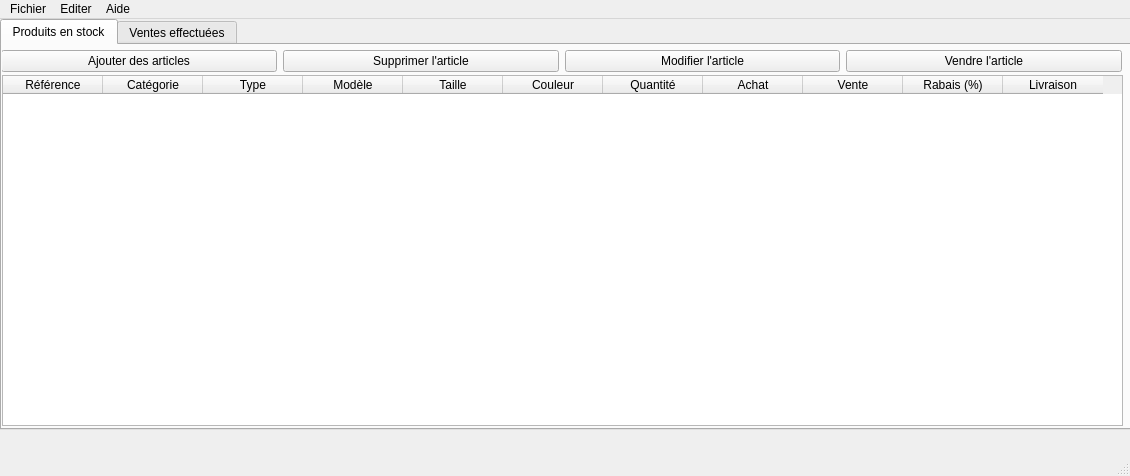
First picture: the form in GestionDeStock/mainwindow.ui, repository pawamoy/gestion-de-stock, before the edit.
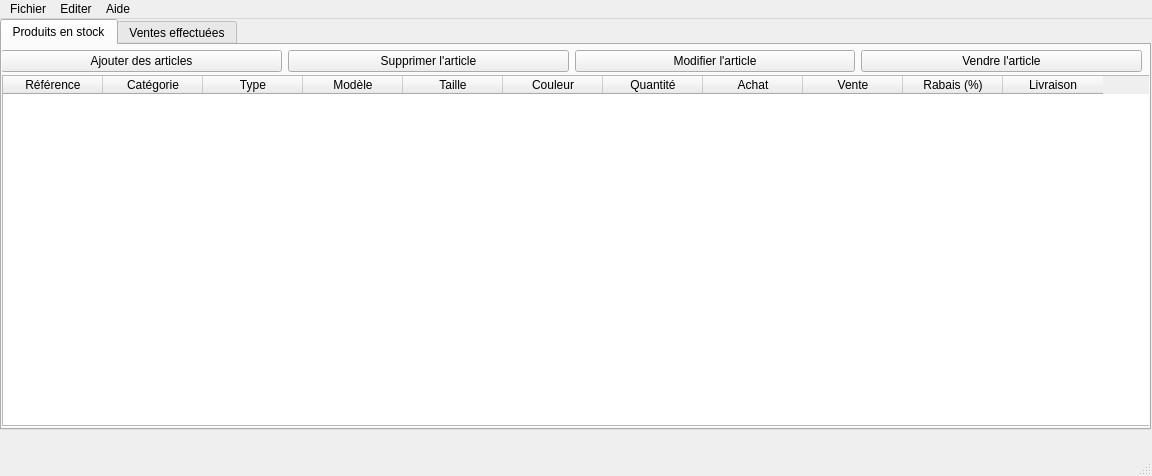
Second picture: the form after the edit. Icons and pictures are not drawn.

Commit message: traite qty ALL pour Stock::Remove

Patch:
```diff
--- a/GestionDeStock/mainwindow.ui
+++ b/GestionDeStock/mainwindow.ui
@@ -6,7 +6,7 @@
    <rect>
     <x>0</x>
     <y>0</y>
-    <width>1130</width>
+    <width>1152</width>
     <height>476</height>
    </rect>
   </property>
@@ -23,7 +23,7 @@
      <rect>
       <x>0</x>
       <y>0</y>
-      <width>1131</width>
+      <width>1151</width>
       <height>411</height>
      </rect>
     </property>
@@ -48,7 +48,7 @@
           <rect>
            <x>0</x>
            <y>30</y>
-           <width>1121</width>
+           <width>1151</width>
            <height>351</height>
           </rect>
          </property>
@@ -119,7 +119,7 @@
           <rect>
            <x>-1</x>
            <y>-1</y>
-           <width>1121</width>
+           <width>1141</width>
            <height>34</height>
           </rect>
          </property>
@@ -297,7 +297,7 @@
     <rect>
      <x>0</x>
      <y>0</y>
-     <width>1130</width>
+     <width>1152</width>
      <height>29</height>
     </rect>
    </property>
```
The commit also changes 1 other file.
